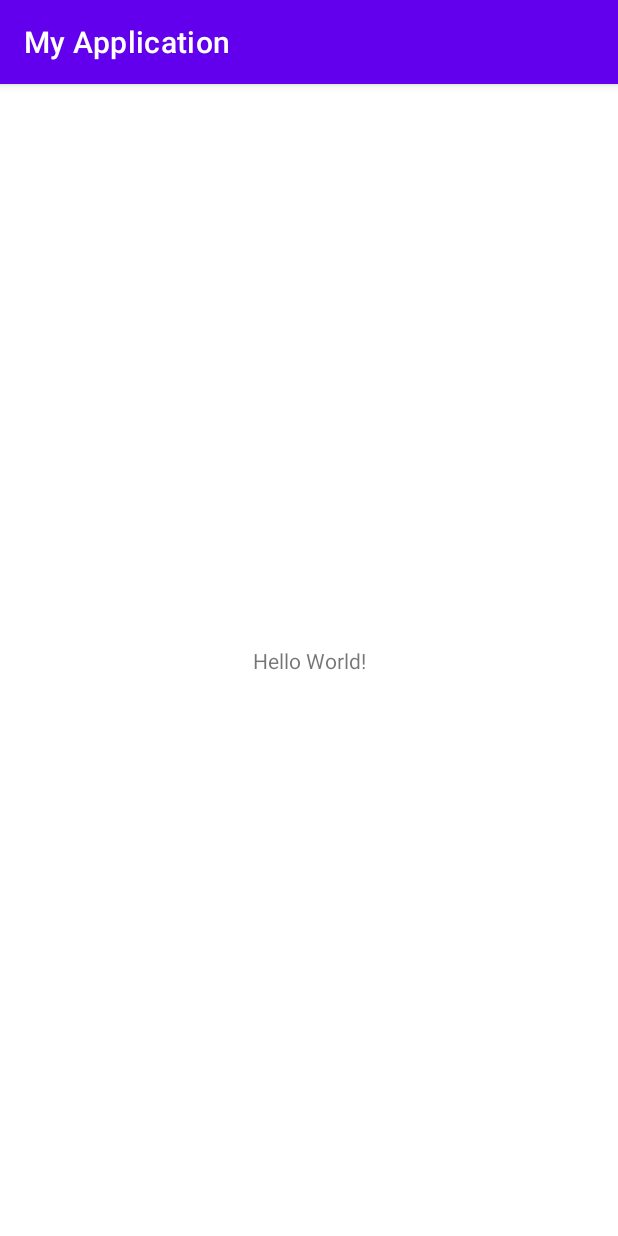
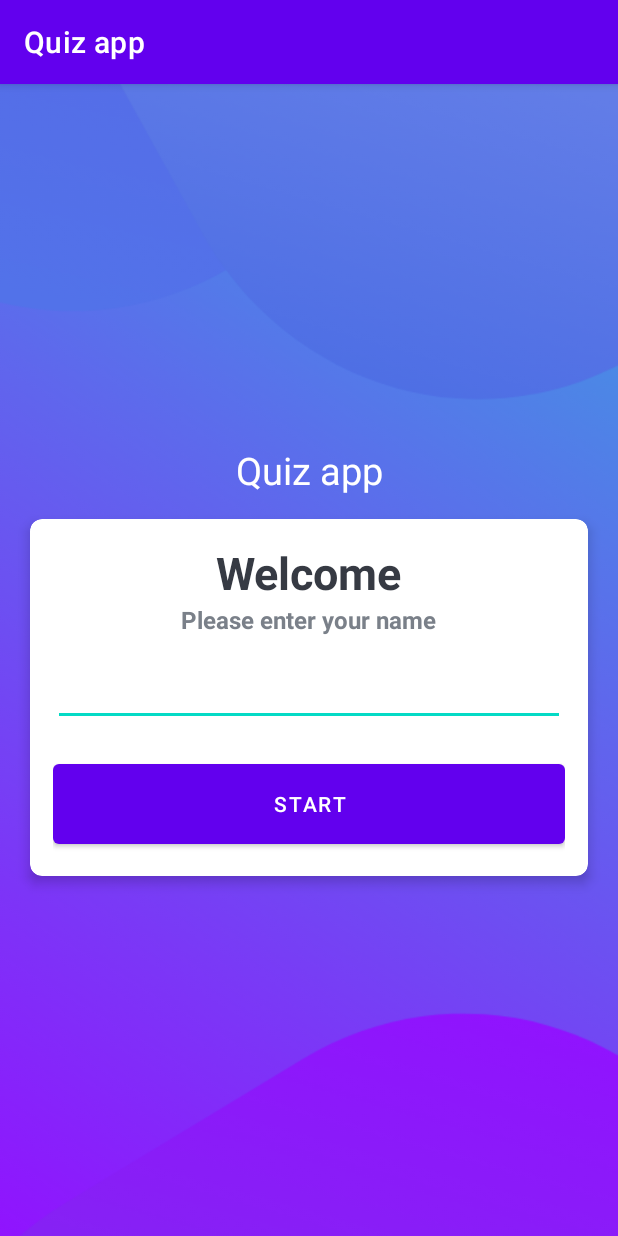
Before and after one commit to larkes-cyber/Quiz-app, an Android app: the screen it shows after launch (MainActivity), on a phone screen of 412 x 824 dp. Run offline under Robolectric (Android 15) with nearby library versions, the light colour scheme and no system bars.

Commit message:
I DID WINDOW, THAT SHOW AFTER YOU CLICK ON "START" BUTTON

```diff
--- a/app/build.gradle
+++ b/app/build.gradle
@@ -32,7 +32,7 @@ android {
 }
 
 dependencies {
-
+    implementation 'com.google.android.material:material:1.0.0'
     implementation 'androidx.core:core-ktx:1.7.0'
     implementation 'androidx.appcompat:appcompat:1.4.1'
     implementation 'com.google.android.material:material:1.5.0'
--- a/app/src/main/java/com/example/myapplication/MainActivity.kt
+++ b/app/src/main/java/com/example/myapplication/MainActivity.kt
@@ -1,11 +1,29 @@
 package com.example.myapplication
 
+import android.content.Intent
 import androidx.appcompat.app.AppCompatActivity
 import android.os.Bundle
+import android.util.Log
+import android.widget.Button
+import android.widget.EditText
+import android.widget.Toast
 
 class MainActivity : AppCompatActivity() {
     override fun onCreate(savedInstanceState: Bundle?) {
         super.onCreate(savedInstanceState)
         setContentView(R.layout.activity_main)
+        val button_start:Button=findViewById(R.id.btn_start);
+        val input_start:EditText=findViewById(R.id.input_start);
+        button_start.setOnClickListener {
+            if(input_start.text.toString().isEmpty()){
+                Toast.makeText(this,"Please, enter your name!",Toast.LENGTH_SHORT).show();
+            }else{
+                val intent= Intent(this,QuizQuestons::class.java);
+                startActivity(intent)
+                val Questions=Constants.getQuestions();
+                Log.d("TAG","${Questions.size}")
+
+            }
+        }
     }
 }//fgdf gdf g fd gfd g
--- a/app/src/main/res/layout/activity_main.xml
+++ b/app/src/main/res/layout/activity_main.xml
@@ -1,18 +1,77 @@
 <?xml version="1.0" encoding="utf-8"?>
-<androidx.constraintlayout.widget.ConstraintLayout xmlns:android="http://schemas.android.com/apk/res/android"
+<LinearLayout xmlns:android="http://schemas.android.com/apk/res/android"
     xmlns:app="http://schemas.android.com/apk/res-auto"
     xmlns:tools="http://schemas.android.com/tools"
     android:layout_width="match_parent"
     android:layout_height="match_parent"
-    tools:context=".MainActivity">
+    tools:context=".MainActivity"
+    android:gravity="center"
+    android:background="@drawable/ic_bg"
+    android:orientation="vertical"
+    >
 
     <TextView
-        android:layout_width="wrap_content"
+    android:layout_width="match_parent"
+    android:layout_height="wrap_content"
+    android:text="Quiz app"
+    android:textSize="25sp"
+    android:textColor="@color/white"
+    android:gravity="center"
+
+    />
+
+    <androidx.cardview.widget.CardView
+        android:layout_width="match_parent"
         android:layout_height="wrap_content"
-        android:text="Hello World!"
-        app:layout_constraintBottom_toBottomOf="parent"
-        app:layout_constraintLeft_toLeftOf="parent"
-        app:layout_constraintRight_toRightOf="parent"
-        app:layout_constraintTop_toTopOf="parent" />
+        android:background="@color/white"
+        app:cardCornerRadius="8dp"
+        app:cardElevation="5dp"
+        android:layout_marginTop="15dp"
+        android:layout_marginStart="20dp"
+        android:layout_marginEnd="20dp"
+        >
+        <LinearLayout
+            android:layout_width="match_parent"
+            android:layout_height="wrap_content"
+            android:orientation="vertical"
+            android:padding="15dp"
+            >
+            <TextView
+                android:layout_width="wrap_content"
+                android:layout_height="wrap_content"
+                android:text="Welcome"
+                android:textSize="30sp"
+                android:layout_gravity="center"
+                android:textColor="#363A43"
+                android:textStyle="bold"
 
-</androidx.constraintlayout.widget.ConstraintLayout>
+                />
+            <TextView
+                android:layout_width="wrap_content"
+                android:layout_height="wrap_content"
+                android:text="Please enter your name"
+                android:textSize="16sp"
+                android:layout_gravity="center"
+                android:textColor="#7A8089"
+                android:textStyle="bold"
+                />
+            <EditText
+                android:layout_width="match_parent"
+                android:layout_height="60dp"
+
+                android:textColor="#7A8089"
+                android:id="@+id/input_start"
+                />
+            <Button
+                android:layout_width="match_parent"
+                android:layout_height="65dp"
+                android:id="@+id/btn_start"
+                android:layout_marginTop="19dp"
+                android:text="Start"
+                />
+
+        </LinearLayout>
+
+    </androidx.cardview.widget.CardView>
+
+</LinearLayout>
--- a/app/src/main/res/values/strings.xml
+++ b/app/src/main/res/values/strings.xml
@@ -1,3 +1,3 @@
 <resources>
-    <string name="app_name">My Application</string>
+    <string name="app_name">Quiz app</string>
 </resources>
```
Also changed, not shown: app/src/main/AndroidManifest.xml (+7 -1 lines), app/src/main/java/com/example/myapplication/GetQuestion.kt (added, +19 -0 lines), app/src/main/java/com/example/myapplication/Question.kt (added, +12 -0 lines), app/src/main/java/com/example/myapplication/QuizQuestons.kt (added, +11 -0 lines), app/src/main/res/layout/activity_quiz_questons.xml (added, +9 -0 lines), app/src/main/res/drawable/ic_bg.png (added).
